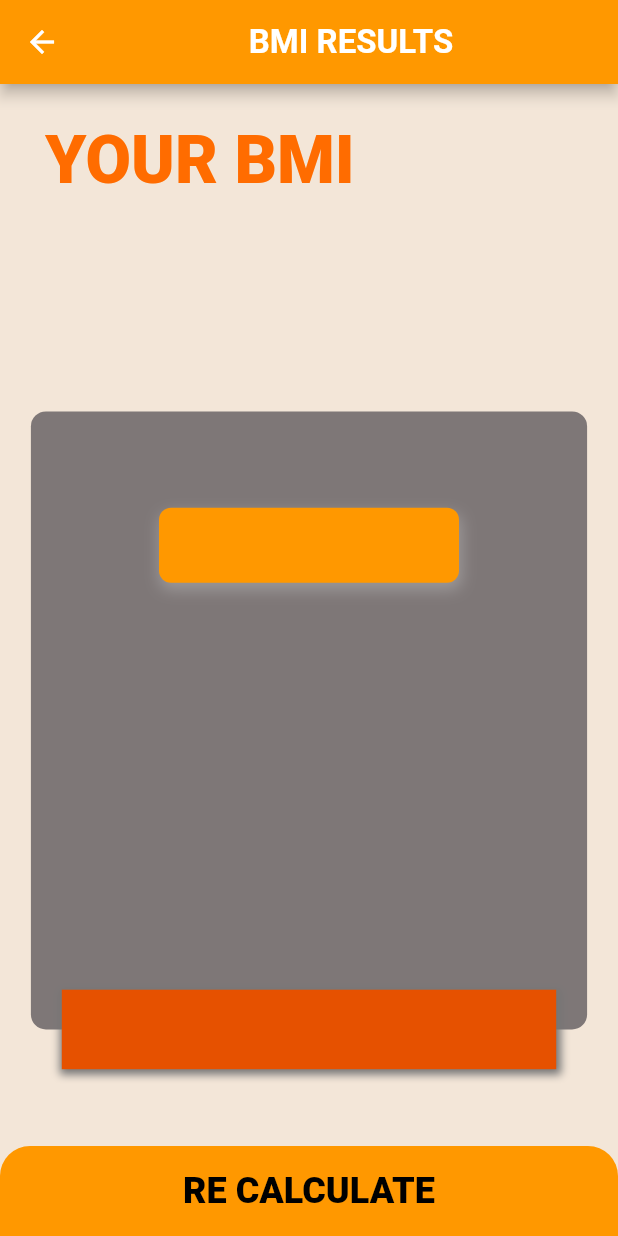
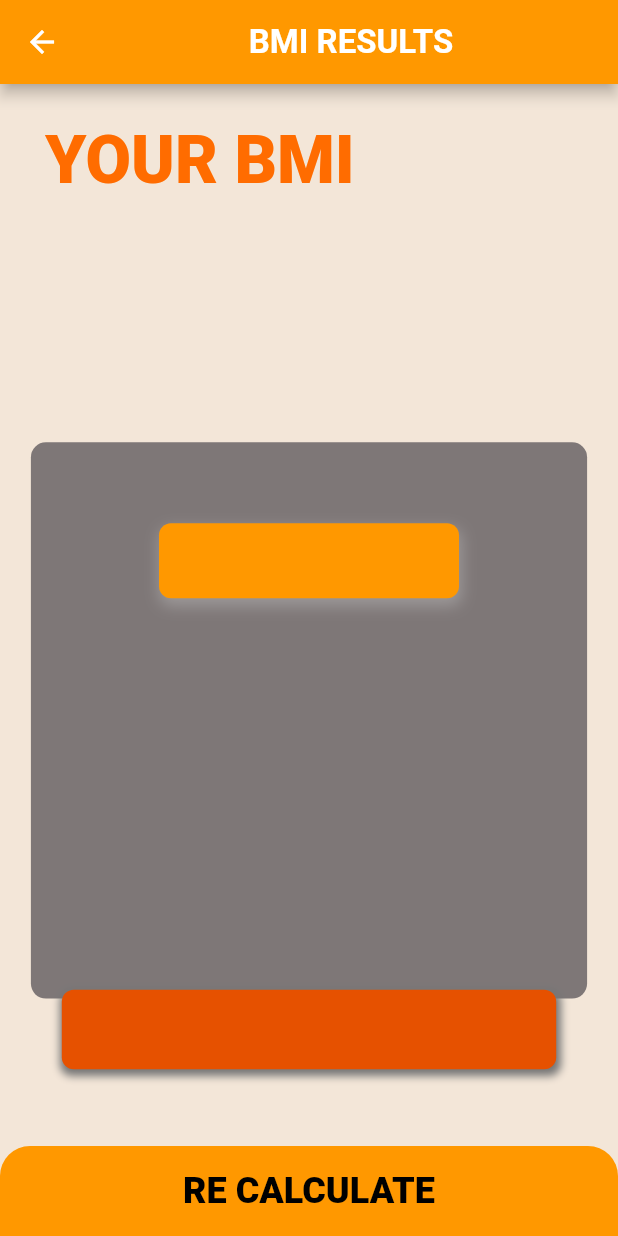
Before and after one commit to IamShahabAlam/You-re-Fit-App, a Flutter app: the BMI_Result_Page screen opened directly with empty values, on a phone screen of 412 x 824 dp. Run offline on Flutter 3.47's test engine with Material 2 defaults, Android fonts, the phone set to English and light mode, and no system bars; our stand-ins replace animated_splash_screen, fluttertoast, font_awesome_flutter.

Commit message:
Initial Commit

```diff
--- a/lib/components/conatinerWid.dart
+++ b/lib/components/conatinerWid.dart
@@ -34,7 +34,7 @@ class ResultCard extends StatelessWidget {
   final _w = MediaQuery.of(context).size.width;
 
   return Container(
-      height: _h*0.50,
+      height: _h*0.45,
       width: _w*0.9,
       child: child,
       decoration: BoxDecoration(
--- a/lib/screens/bmi_Result.dart
+++ b/lib/screens/bmi_Result.dart
@@ -64,6 +64,7 @@ BMI_Result_Page({this.bmiResult,this.resultText,this.suggestion});
               width: _w*0.8,
               decoration: BoxDecoration(
                 color: Colors.orange[900],
+                borderRadius: BorderRadius.circular(8),
                 boxShadow: [kBtnBoxShadow]
               ),
               child: Text(suggestion,style: kBMIsuggest, textAlign: TextAlign.center,),
```
